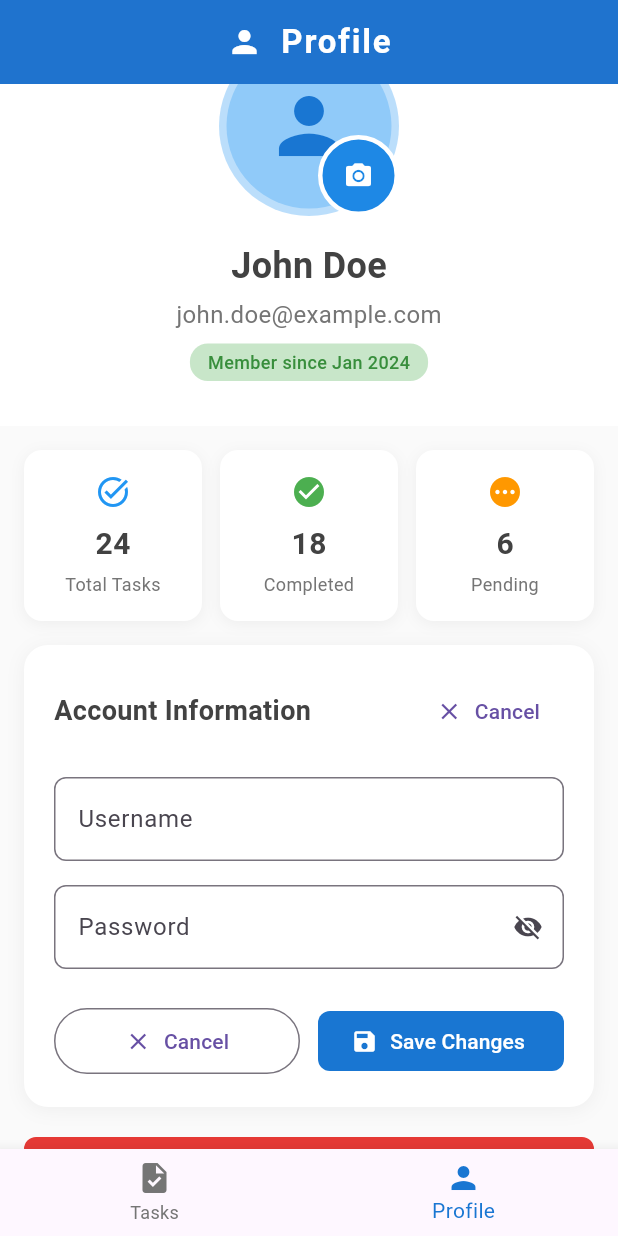
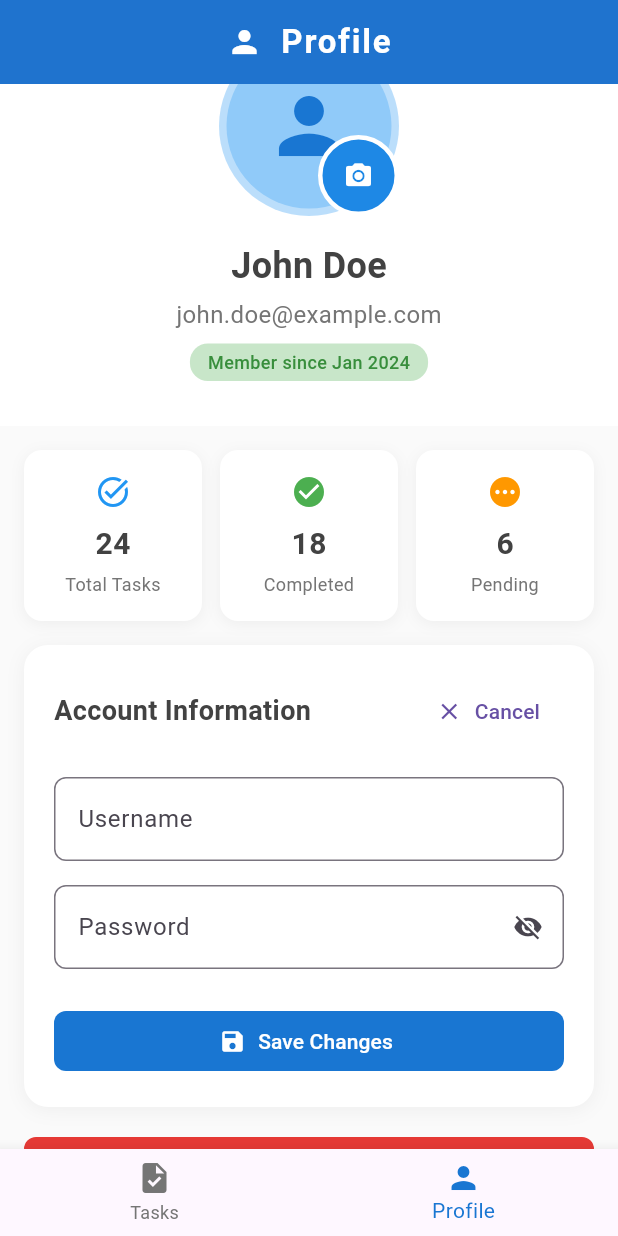
Before and after one commit to vincenitee/todo-list-supabase, a Flutter app: the ProfileScreen screen opened directly, scrolled down 102 dp, after a tap on "Edit", on a phone screen of 412 x 824 dp. Run offline on Flutter 3.47's test engine with Material 3 defaults, Android fonts, the phone set to English and light mode, and no system bars.

Commit message:
refactor: Extract Form widget into separate ProfileForm widget

```diff
--- a/lib/screens/profile.dart
+++ b/lib/screens/profile.dart
@@ -1,7 +1,7 @@
 import 'package:flutter/material.dart';
 import 'package:todo_list_supabase/screens/home.dart';
 import 'package:todo_list_supabase/widgets/auth_button.dart';
-import 'package:todo_list_supabase/widgets/custom_textfield.dart';
+import 'package:todo_list_supabase/widgets/profile_form.dart';
 import 'package:todo_list_supabase/widgets/profile_header_card.dart';
 import 'package:todo_list_supabase/widgets/stat_card.dart';
 
@@ -13,8 +13,6 @@ class ProfileScreen extends StatefulWidget {
 }
 
 class _ProfileScreenState extends State<ProfileScreen> {
-  final _profileFormKey = GlobalKey<FormState>();
-  bool _isEditing = false;
   int _currentIndex = 1; // Profile tab is selected
 
   // Mock user data - replace with actual user data
@@ -96,110 +94,7 @@ class _ProfileScreenState extends State<ProfileScreen> {
             ),
 
             // Profile Form Section
-            Container(
-              margin: const EdgeInsets.symmetric(horizontal: 16),
-              padding: const EdgeInsets.all(20),
-              decoration: BoxDecoration(
-                color: Colors.white,
-                borderRadius: BorderRadius.circular(16),
-                boxShadow: [
-                  BoxShadow(
-                    color: Colors.black.withValues(alpha: 0.05),
-                    blurRadius: 10,
-                    offset: Offset(0, 2),
-                  ),
-                ],
-              ),
-              child: Column(
-                crossAxisAlignment: CrossAxisAlignment.start,
-                children: [
-                  Row(
-                    mainAxisAlignment: MainAxisAlignment.spaceBetween,
-                    children: [
-                      Text(
-                        'Account Information',
-                        style: TextStyle(
-                          fontSize: 18,
-                          fontWeight: FontWeight.w600,
-                          color: Colors.grey.shade800,
-                        ),
-                      ),
-                      TextButton.icon(
-                        onPressed: () {
-                          setState(() {
-                            _isEditing = !_isEditing;
-                          });
-                        },
-                        icon: Icon(
-                          _isEditing ? Icons.close : Icons.edit,
-                          size: 18,
-                        ),
-                        label: Text(_isEditing ? 'Cancel' : 'Edit'),
-                      ),
-                    ],
-                  ),
-                  const SizedBox(height: 20),
-
-                  Form(
-                    key: _profileFormKey,
-                    child: Column(
-                      children: [
-                        CustomTextField.username(),
-                        const SizedBox(height: 16),
-                        CustomTextField.password(),
-
-                        if (_isEditing) ...[
-                          const SizedBox(height: 24),
-                          Row(
-                            children: [
-                              Expanded(
-                                child: OutlinedButton.icon(
-                                  onPressed: () {
-                                    setState(() {
-                                      _isEditing = false;
-                                    });
-                                  },
-                                  icon: Icon(Icons.close),
-                                  label: Text('Cancel'),
-                                  style: OutlinedButton.styleFrom(
-                                    padding: EdgeInsets.symmetric(vertical: 12),
-                                  ),
-                                ),
-                              ),
-                              const SizedBox(width: 12),
-                              Expanded(
-                                child: AuthButton(
-                                  label: 'Save Changes',
-                                  icon: Icons.save,
-                                  onPressed: () {
-                                    if (_profileFormKey.currentState!
-                                        .validate()) {
-                                      setState(() {
-                                        _isEditing = false;
-                                      });
-                                      ScaffoldMessenger.of(
-                                        context,
-                                      ).showSnackBar(
-                                        SnackBar(
-                                          content: Text(
-                                            'Profile updated successfully!',
-                                          ),
-                                          backgroundColor: Colors.green,
-                                        ),
-                                      );
-                                    }
-                                  },
-                                ),
-                              ),
-                            ],
-                          ),
-                        ],
-                      ],
-                    ),
-                  ),
-                ],
-              ),
-            ),
+            ProfileForm(),
 
             // Logout Section
             Container(
--- /dev/null
+++ b/lib/widgets/profile_form.dart
@@ -0,0 +1,94 @@
+import 'package:flutter/material.dart';
+import 'package:todo_list_supabase/widgets/auth_button.dart';
+import 'package:todo_list_supabase/widgets/custom_textfield.dart';
+
+class ProfileForm extends StatefulWidget {
+  const ProfileForm({super.key});
+
+  @override
+  State<ProfileForm> createState() => _ProfileFormState();
+}
+
+class _ProfileFormState extends State<ProfileForm> {
+  final _profileFormKey = GlobalKey<FormState>();
+  bool _isEditing = false;
+
+  @override
+  Widget build(BuildContext context) {
+    return Container(
+      margin: const EdgeInsets.symmetric(horizontal: 16),
+      padding: const EdgeInsets.all(20),
+      decoration: BoxDecoration(
+        color: Colors.white,
+        borderRadius: BorderRadius.circular(16),
+        boxShadow: [
+          BoxShadow(
+            color: Colors.black.withValues(alpha: 0.05),
+            blurRadius: 10,
+            offset: Offset(0, 2),
+          ),
+        ],
+      ),
+      child: Column(
+        crossAxisAlignment: CrossAxisAlignment.start,
+        children: [
+          Row(
+            mainAxisAlignment: MainAxisAlignment.spaceBetween,
+            children: [
+              Text(
+                'Account Information',
+                style: TextStyle(
+                  fontSize: 18,
+                  fontWeight: FontWeight.w600,
+                  color: Colors.grey.shade800,
+                ),
+              ),
+              TextButton.icon(
+                onPressed: () {
+                  setState(() {
+                    _isEditing = !_isEditing;
+                  });
+                },
+                icon: Icon(_isEditing ? Icons.close : Icons.edit, size: 18),
+                label: Text(_isEditing ? 'Cancel' : 'Edit'),
+              ),
+            ],
+          ),
+          const SizedBox(height: 20),
+
+          Form(
+            key: _profileFormKey,
+            child: Column(
+              children: [
+                CustomTextField.username(),
+                const SizedBox(height: 16),
+                CustomTextField.password(),
+
+                if (_isEditing) ...[
+                  const SizedBox(height: 24),
+                  AuthButton(
+                    label: 'Save Changes',
+                    icon: Icons.save,
+                    onPressed: () {
+                      if (_profileFormKey.currentState!.validate()) {
+                        setState(() {
+                          _isEditing = false;
+                        });
+                        ScaffoldMessenger.of(context).showSnackBar(
+                          SnackBar(
+                            content: Text('Profile updated successfully!'),
+                            backgroundColor: Colors.green,
+                          ),
+                        );
+                      }
+                    },
+                  ),
+                ],
+              ],
+            ),
+          ),
+        ],
+      ),
+    );
+  }
+}
```
